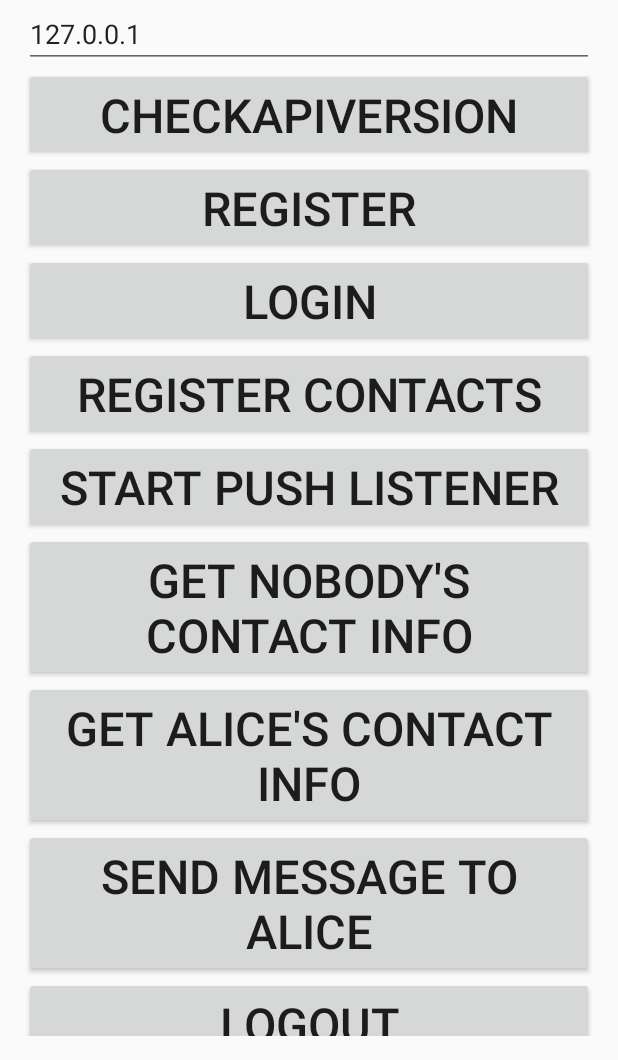
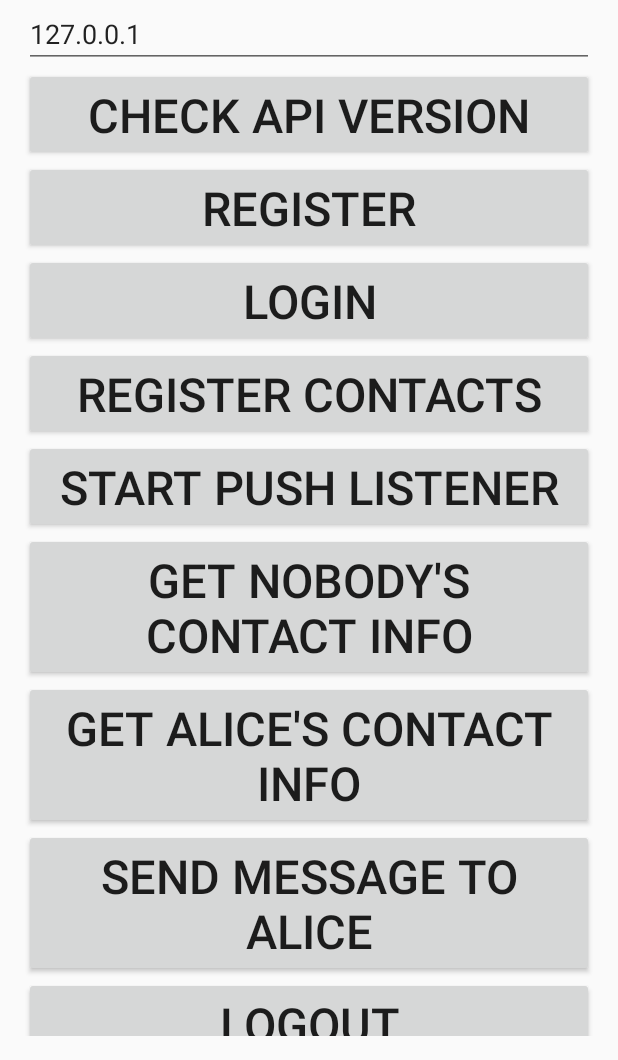
Before and after one commit to UTSA-Reactive-Android-2016/kbaldor, an Android app: the screen it shows after launch (MainActivity), on a phone screen of 412 x 824 dp, the part 176-1236 px from its top. Run offline under Robolectric (Android 15) with nearby library versions, the phone set to English and light mode, and no system bars; our stand-ins replace Volley; libraries missing offline, so code that uses them is left out: org.spongycastle.util; network calls fail; 3 statements that could not run were skipped.

```diff
--- a/APIDemo/app/build.gradle
+++ b/APIDemo/app/build.gradle
@@ -7,7 +7,7 @@ android {
     defaultConfig {
         applicationId "com.example.kbaldor.apidemo"
         minSdkVersion 9
-        targetSdkVersion 24
+        targetSdkVersion 23
         versionCode 1
         versionName "1.0"
     }
--- a/APIDemo/app/src/main/res/layout/activity_main.xml
+++ b/APIDemo/app/src/main/res/layout/activity_main.xml
@@ -33,7 +33,7 @@
                 android:layout_width="match_parent"
                 android:layout_height="wrap_content"
                 android:textSize="14pt"
-                android:text="CheckAPIVersion"
+                android:text="Check API Version"
                 android:onClick="doCheckAPIVersion"/>
             <Button
                 android:layout_width="match_parent"
```
Also changed, not shown: 4 other files.
